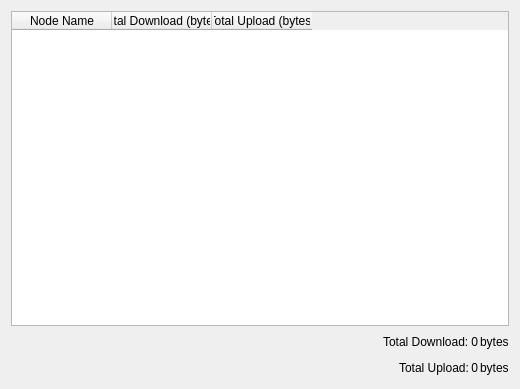
Before: the Qt Designer form vigir_ocs_bandwidth_widget/src/ui/bandwidth_widget.ui in team-vigir/vigir_ocs_common, drawn with Qt 5.
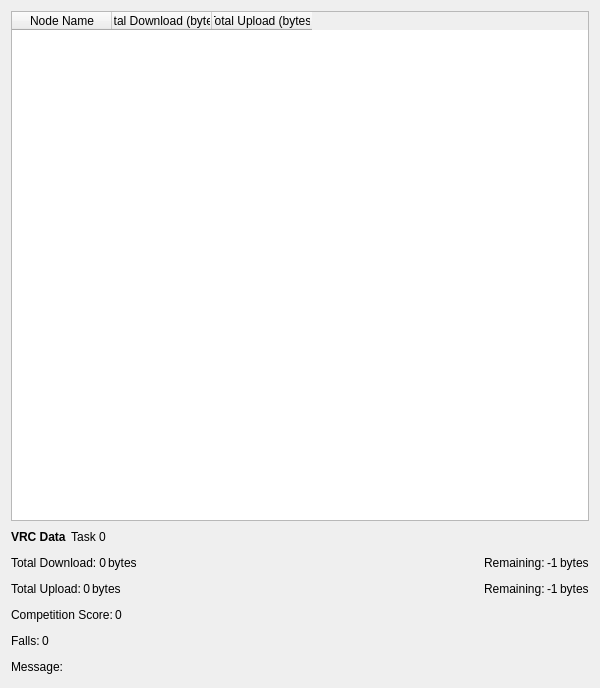
After: the same form once the commit is applied.

Commit message: added VRC data to bandwidth widget

```diff
--- a/vigir_ocs_bandwidth_widget/src/ui/bandwidth_widget.ui
+++ b/vigir_ocs_bandwidth_widget/src/ui/bandwidth_widget.ui
@@ -6,8 +6,8 @@
    <rect>
     <x>0</x>
     <y>0</y>
-    <width>520</width>
-    <height>389</height>
+    <width>600</width>
+    <height>688</height>
    </rect>
   </property>
   <property name="minimumSize">
@@ -63,6 +63,59 @@
         </column>
        </widget>
       </item>
+      <item>
+       <widget class="QWidget" name="widget_4" native="true">
+        <layout class="QHBoxLayout" name="horizontalLayout_4">
+         <property name="spacing">
+          <number>2</number>
+         </property>
+         <property name="margin">
+          <number>0</number>
+         </property>
+         <item>
+          <widget class="QLabel" name="label_10">
+           <property name="text">
+            <string>&lt;html&gt;&lt;head/&gt;&lt;body&gt;&lt;p&gt;&lt;span style=&quot; font-weight:600;&quot;&gt;VRC Data&lt;/span&gt;&lt;/p&gt;&lt;/body&gt;&lt;/html&gt;</string>
+           </property>
+          </widget>
+         </item>
+         <item>
+          <widget class="QLabel" name="label_11">
+           <property name="text">
+            <string> Task</string>
+           </property>
+          </widget>
+         </item>
+         <item>
+          <widget class="QLabel" name="task_type">
+           <property name="text">
+            <string>0</string>
+           </property>
+          </widget>
+         </item>
+         <item>
+          <spacer name="horizontalSpacer_3">
+           <property name="orientation">
+            <enum>Qt::Horizontal</enum>
+           </property>
+           <property name="sizeHint" stdset="0">
+            <size>
+             <width>40</width>
+             <height>20</height>
+            </size>
+           </property>
+          </spacer>
+         </item>
+         <item>
+          <widget class="QLabel" name="sim_time_elapsed">
+           <property name="text">
+            <string/>
+           </property>
+          </widget>
+         </item>
+        </layout>
+       </widget>
+      </item>
       <item>
        <widget class="QWidget" name="widget" native="true">
         <layout class="QHBoxLayout" name="horizontalLayout">
@@ -72,19 +125,6 @@
          <property name="margin">
           <number>0</number>
          </property>
-         <item>
-          <spacer name="horizontalSpacer">
-           <property name="orientation">
-            <enum>Qt::Horizontal</enum>
-           </property>
-           <property name="sizeHint" stdset="0">
-            <size>
-             <width>337</width>
-             <height>20</height>
-            </size>
-           </property>
-          </spacer>
-         </item>
          <item>
           <widget class="QLabel" name="label">
            <property name="text">
@@ -109,6 +149,40 @@
            </property>
           </widget>
          </item>
+         <item>
+          <spacer name="horizontalSpacer">
+           <property name="orientation">
+            <enum>Qt::Horizontal</enum>
+           </property>
+           <property name="sizeHint" stdset="0">
+            <size>
+             <width>337</width>
+             <height>20</height>
+            </size>
+           </property>
+          </spacer>
+         </item>
+         <item>
+          <widget class="QLabel" name="label_5">
+           <property name="text">
+            <string>Remaining:</string>
+           </property>
+          </widget>
+         </item>
+         <item>
+          <widget class="QLabel" name="remaining_download">
+           <property name="text">
+            <string>-1</string>
+           </property>
+          </widget>
+         </item>
+         <item>
+          <widget class="QLabel" name="label_7">
+           <property name="text">
+            <string>bytes</string>
+           </property>
+          </widget>
+         </item>
         </layout>
        </widget>
       </item>
@@ -121,19 +195,6 @@
          <property name="margin">
           <number>0</number>
          </property>
-         <item>
-          <spacer name="horizontalSpacer_2">
-           <property name="orientation">
-            <enum>Qt::Horizontal</enum>
-           </property>
-           <property name="sizeHint" stdset="0">
-            <size>
-             <width>40</width>
-             <height>20</height>
-            </size>
-           </property>
-          </spacer>
-         </item>
          <item>
           <widget class="QLabel" name="label_3">
            <property name="text">
@@ -157,6 +218,157 @@
             <string>bytes</string>
            </property>
           </widget>
+         </item>
+         <item>
+          <spacer name="horizontalSpacer_2">
+           <property name="orientation">
+            <enum>Qt::Horizontal</enum>
+           </property>
+           <property name="sizeHint" stdset="0">
+            <size>
+             <width>40</width>
+             <height>20</height>
+            </size>
+           </property>
+          </spacer>
+         </item>
+         <item>
+          <widget class="QLabel" name="label_6">
+           <property name="text">
+            <string>Remaining:</string>
+           </property>
+          </widget>
+         </item>
+         <item>
+          <widget class="QLabel" name="remaining_upload">
+           <property name="text">
+            <string>-1</string>
+           </property>
+          </widget>
+         </item>
+         <item>
+          <widget class="QLabel" name="label_9">
+           <property name="text">
+            <string>bytes</string>
+           </property>
+          </widget>
+         </item>
+        </layout>
+       </widget>
+      </item>
+      <item>
+       <widget class="QWidget" name="widget_6" native="true">
+        <layout class="QHBoxLayout" name="horizontalLayout_6">
+         <property name="spacing">
+          <number>2</number>
+         </property>
+         <property name="margin">
+          <number>0</number>
+         </property>
+         <item>
+          <widget class="QLabel" name="label_13">
+           <property name="text">
+            <string>Competition Score:</string>
+           </property>
+          </widget>
+         </item>
+         <item>
+          <widget class="QLabel" name="competition_score">
+           <property name="text">
+            <string>0</string>
+           </property>
+          </widget>
+         </item>
+         <item>
+          <spacer name="horizontalSpacer_5">
+           <property name="orientation">
+            <enum>Qt::Horizontal</enum>
+           </property>
+           <property name="sizeHint" stdset="0">
+            <size>
+             <width>437</width>
+             <height>20</height>
+            </size>
+           </property>
+          </spacer>
+         </item>
+        </layout>
+       </widget>
+      </item>
+      <item>
+       <widget class="QWidget" name="widget_5" native="true">
+        <layout class="QHBoxLayout" name="horizontalLayout_5">
+         <property name="spacing">
+          <number>2</number>
+         </property>
+         <property name="margin">
+          <number>0</number>
+         </property>
+         <item>
+          <widget class="QLabel" name="label_12">
+           <property name="text">
+            <string>Falls:</string>
+           </property>
+          </widget>
+         </item>
+         <item>
+          <widget class="QLabel" name="falls">
+           <property name="text">
+            <string>0</string>
+           </property>
+          </widget>
+         </item>
+         <item>
+          <spacer name="horizontalSpacer_4">
+           <property name="orientation">
+            <enum>Qt::Horizontal</enum>
+           </property>
+           <property name="sizeHint" stdset="0">
+            <size>
+             <width>40</width>
+             <height>20</height>
+            </size>
+           </property>
+          </spacer>
+         </item>
+        </layout>
+       </widget>
+      </item>
+      <item>
+       <widget class="QWidget" name="widget_7" native="true">
+        <layout class="QHBoxLayout" name="horizontalLayout_7">
+         <property name="spacing">
+          <number>2</number>
+         </property>
+         <property name="margin">
+          <number>0</number>
+         </property>
+         <item>
+          <widget class="QLabel" name="label_15">
+           <property name="text">
+            <string>Message:</string>
+           </property>
+          </widget>
+         </item>
+         <item>
+          <widget class="QLabel" name="message">
+           <property name="text">
+            <string/>
+           </property>
+          </widget>
+         </item>
+         <item>
+          <spacer name="horizontalSpacer_6">
+           <property name="orientation">
+            <enum>Qt::Horizontal</enum>
+           </property>
+           <property name="sizeHint" stdset="0">
+            <size>
+             <width>513</width>
+             <height>20</height>
+            </size>
+           </property>
+          </spacer>
          </item>
         </layout>
        </widget>
```
The commit also changes 2 other files.
